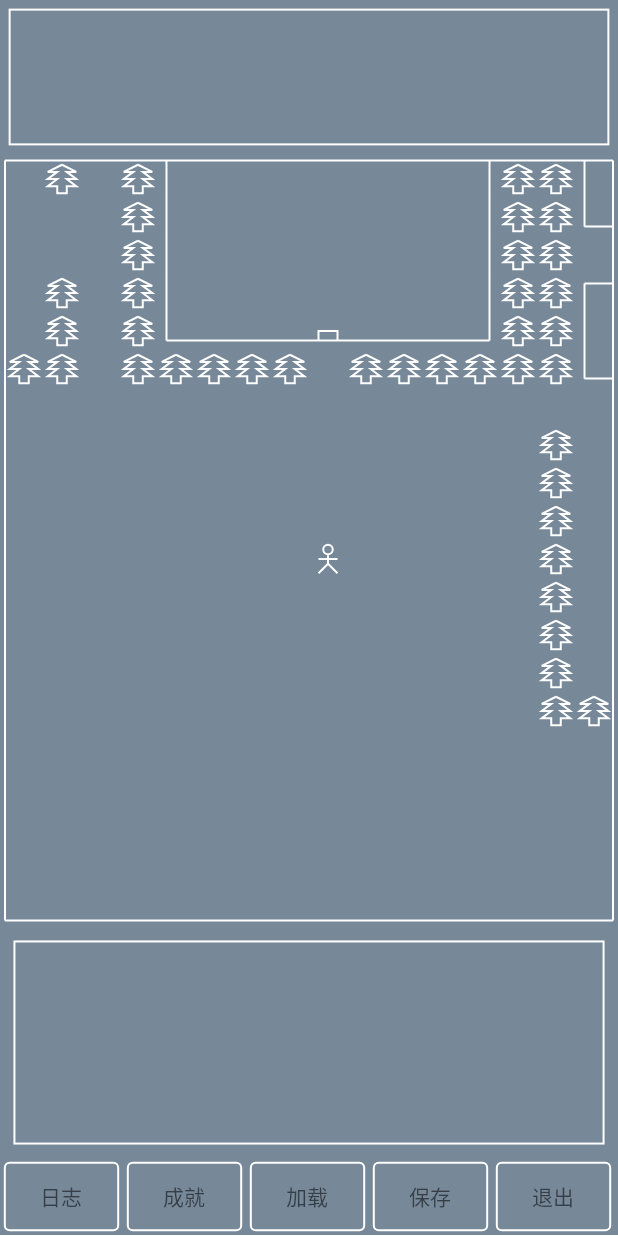
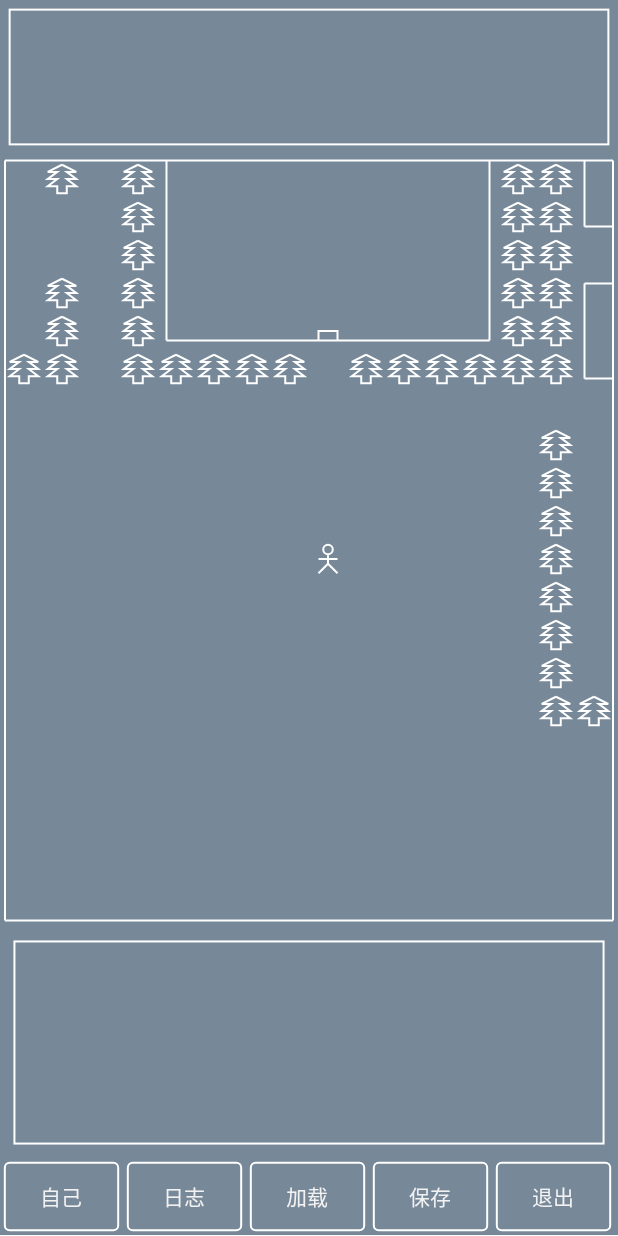
Before and after one commit to ccbfm/CloudWorld, an Android app: the screen it shows after launch (MainActivity), after a tap on "进入", on a phone screen of 412 x 824 dp. Run offline under Robolectric (Android 15) with nearby library versions, the phone set to English and light mode, and no system bars.

Commit message:
a little

```diff
--- a/app/src/main/java/com/ccbfm/cloud/world/Config.java
+++ b/app/src/main/java/com/ccbfm/cloud/world/Config.java
@@ -6,5 +6,7 @@ public class Config {
 
     public static final int COLOR_BG = Color.rgb(119, 136, 153);
 
+    public static final int COLOR_MENU = Color.rgb(242, 242, 242);
+
     public static final int SCENE_COLUMN = 16;
 }
--- a/app/src/main/java/com/ccbfm/cloud/world/load/LoadWorld.java
+++ b/app/src/main/java/com/ccbfm/cloud/world/load/LoadWorld.java
@@ -1,7 +1,6 @@
 package com.ccbfm.cloud.world.load;
 
 import com.ccbfm.cloud.world.model.GameModel;
-import com.ccbfm.cloud.world.model.MenuModel;
 import com.ccbfm.cloud.world.model.StatusModel;
 
 import java.util.LinkedList;
--- a/app/src/main/java/com/ccbfm/cloud/world/load/cloud/CloudWorld.java
+++ b/app/src/main/java/com/ccbfm/cloud/world/load/cloud/CloudWorld.java
@@ -2,7 +2,6 @@ package com.ccbfm.cloud.world.load.cloud;
 
 import com.ccbfm.cloud.world.load.LoadModel;
 import com.ccbfm.cloud.world.load.LoadWorld;
-import com.ccbfm.cloud.world.model.MenuModel;
 import com.ccbfm.cloud.world.model.StatusModel;
 
 import java.util.LinkedList;
@@ -10,12 +9,12 @@ import java.util.LinkedList;
 public class CloudWorld extends LoadWorld {
     @Override
     protected String createKey() {
-        return null;
+        return "cloud_world";
     }
 
     @Override
     protected String createScenesKey() {
-        return null;
+        return "scenes_one";
     }
 
     @Override
--- a/app/src/main/java/com/ccbfm/cloud/world/model/GameModel.java
+++ b/app/src/main/java/com/ccbfm/cloud/world/model/GameModel.java
@@ -7,7 +7,7 @@ import java.util.HashMap;
 public class GameModel extends Model {
 
     private String key;
-    private boolean isStatus, isScenes, isMenu;
+    private boolean isStatus, isScenes;
     private StatusModel statusModel;
     private String scenesKey;
     private HashMap<String, ScenesModel> scenesModel;
@@ -56,7 +56,4 @@ public class GameModel extends Model {
         return isScenes;
     }
 
-    public boolean isMenu() {
-        return isMenu;
-    }
 }
--- a/app/src/main/java/com/ccbfm/cloud/world/view/MenuView.java
+++ b/app/src/main/java/com/ccbfm/cloud/world/view/MenuView.java
@@ -5,12 +5,13 @@ import android.view.Gravity;
 import android.view.View;
 import android.widget.FrameLayout;
 
+import com.ccbfm.cloud.world.Config;
 import com.ccbfm.cloud.world.model.MenuModel;
 import com.ccbfm.cloud.world.util.LogUtils;
 
 public class MenuView extends BaseView<MenuModel> {
 
-    private static final String[] MENU_NAME = {"日志", "成就", "加载", "保存", "退出"};
+    private static final String[] MENU_NAME = {"自己", "日志", "加载", "保存", "退出"};
 
     public MenuView(Context context, int width, int height) {
         super(context, width, height);
@@ -30,6 +31,7 @@ public class MenuView extends BaseView<MenuModel> {
             BorderView bv = BorderView.create(context, mW, height);
             bv.setGravity(Gravity.CENTER);
             bv.setText(MENU_NAME[i]);
+            bv.setTextColor(Config.COLOR_MENU);
             bv.setOnClickListener(MENU_NAME[i], clickListener);
             addView(bv, lp);
         }
```
Also changed, not shown: app/src/main/java/com/ccbfm/cloud/world/load/cloud/ScenesOne.java (added, +39 -0 lines), app/src/main/java/com/ccbfm/cloud/world/model/SpriteUtils.java (+8 -0 lines).
